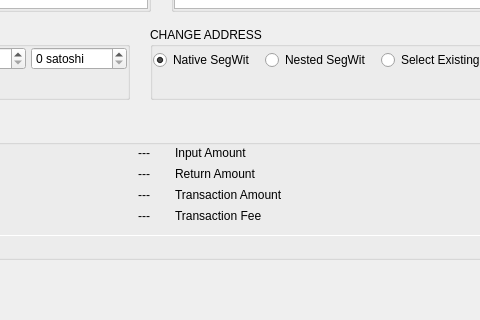
Qt form BlockSettleUILib/CreateTransactionDialogAdvanced.ui (BlockSettle/terminal) before a commit; both pictures show x 295 to 775 and y 339 to 659 of the 920 by 659 pixel window.
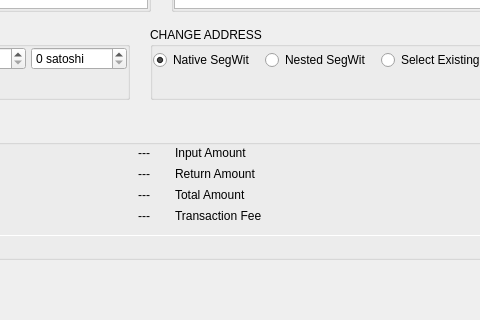
The same form after that commit.

```diff
--- a/BlockSettleUILib/CreateTransactionDialogAdvanced.ui
+++ b/BlockSettleUILib/CreateTransactionDialogAdvanced.ui
@@ -1998,7 +1998,7 @@
                         </size>
                        </property>
                        <property name="text">
-                        <string>Transaction Amount</string>
+                        <string>Total Amount</string>
                        </property>
                        <property name="alignment">
                         <set>Qt::AlignLeading|Qt::AlignLeft|Qt::AlignVCenter</set>
```
